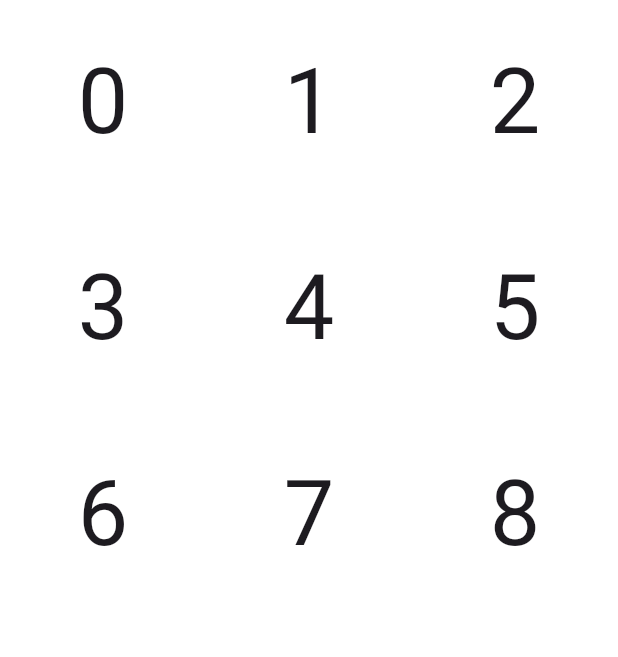
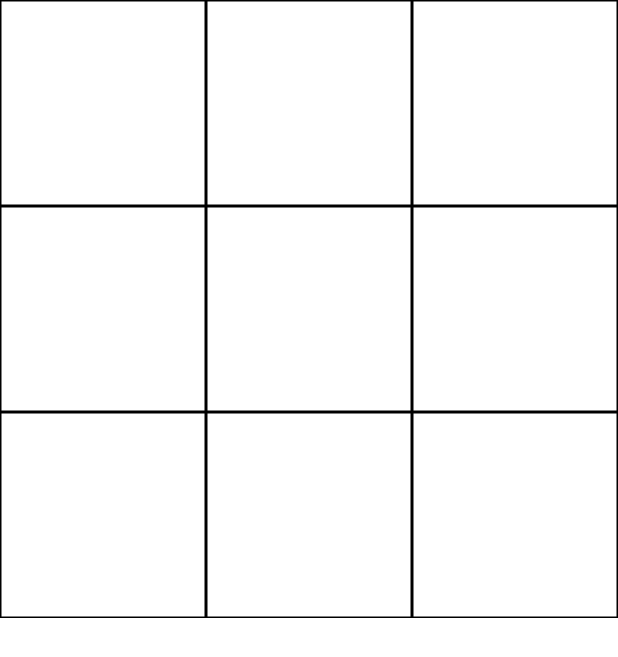
Before and after one commit to adelinewidyatmoko/TicTacToe_Technology_Innovation, a Flutter app: the screen it shows after launch, on a phone screen of 412 x 824 dp. Shown: the top 657 px of the screen. Run offline on Flutter 3.47's test engine with Material 3 defaults, Android fonts, the phone set to English and light mode, and no system bars.

```diff
--- a/tictactoe/lib/main.dart
+++ b/tictactoe/lib/main.dart
@@ -1,3 +1,5 @@
+import 'dart:math';
+
 import 'package:flutter/material.dart';
 
 void main() {
@@ -21,6 +23,12 @@ class GamePage extends StatefulWidget {
 }
 
 class _GamePageState extends State<GamePage> {
+  var boxStates = List<int>.generate(9, (i) => 0);
+  var gridCellKeys = List.generate(9, (_) => GlobalKey<_ShakingCellState>());
+  int turn = 0;
+
+  List<int> activeIndeces = [];
+
   @override
   Widget build(BuildContext context) {
     return Scaffold(
@@ -31,13 +39,96 @@ class _GamePageState extends State<GamePage> {
           crossAxisCount: 3,
         ),
         itemBuilder: (BuildContext context, int index) {
-          return Container(
-            child: Center(
-              child: Text(index.toString(), style: TextStyle(fontSize: 60)),
+          return GestureDetector(
+            onTap: () {
+              if (activeIndeces.contains(index)) {
+                gridCellKeys[index].currentState?._shake();
+                return;
+              }
+
+              _update(index);
+            },
+            child: ShakingCell(
+              key: gridCellKeys[index],
+              child: Container(
+                decoration: BoxDecoration(
+                  border: Border.all(color: Colors.black),
+                ),
+                child: Center(
+                  child: Text(
+                    boxStates[index] == 0
+                        ? ""
+                        : boxStates[index] == 1
+                        ? "O"
+                        : "X",
+                    style: TextStyle(fontSize: 60),
+                  ),
+                ),
+              ),
             ),
           );
         },
       ),
     );
   }
+
+  void _update(int index) {
+    setState(() {
+      if (turn == 0) {
+        boxStates[index] = 1;
+        turn = 1;
+      } else if (turn == 1) {
+        boxStates[index] = 2;
+        turn = 0;
+      }
+
+      if (activeIndeces.length >= 6) {
+        boxStates[activeIndeces.removeAt(0)] = 0;
+      }
+      activeIndeces.add(index);
+      print(activeIndeces);
+    });
+  }
 }
+
+class ShakingCell extends StatefulWidget {
+  final Widget child;
+
+  const ShakingCell({super.key, required this.child});
+
+  @override
+  State<ShakingCell> createState() => _ShakingCellState();
+}
+
+class _ShakingCellState extends State<ShakingCell> {
+  int t = 0;
+  final rng = Random();
+  double dx = 0, dy = 0;
+
+  @override
+  Widget build(BuildContext context) {
+    return TweenAnimationBuilder<double>(
+      key: ValueKey(t),
+      tween: Tween(begin: 1, end: 0),
+      duration: Duration(milliseconds: 300),
+      builder: (context, value, child) {
+        print(value);
+        return Transform.translate(
+          offset: Offset(
+            value * 40 * dx * (value > 0.5 ? -1 : 1),
+            value * 40 * dy * (value > 0.5 ? -1 : 1),
+          ),
+          child: child,
+        );
+      },
+
+      child: widget.child,
+    );
+  }
+
+  void _shake() {
+    dx = rng.nextDouble() - 0.5;
+    dy = rng.nextDouble() - 0.5;
+    setState(() => t = t + 1);
+  }
+}
```
